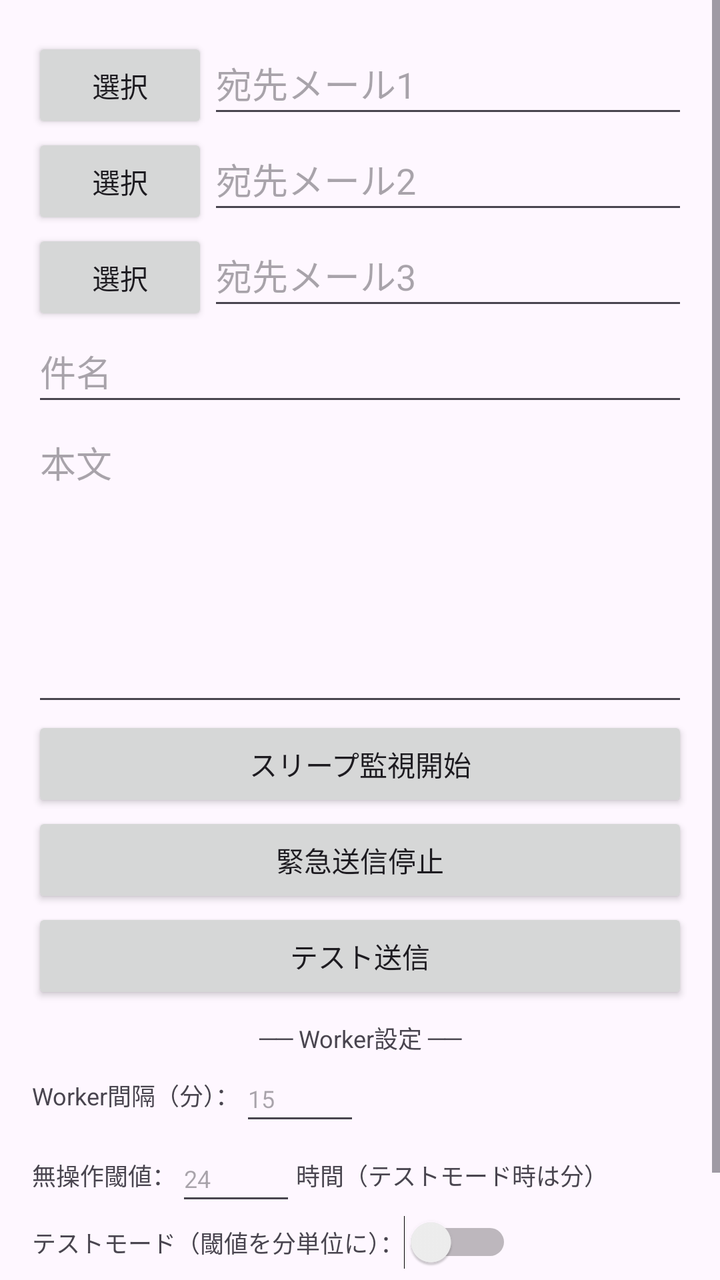
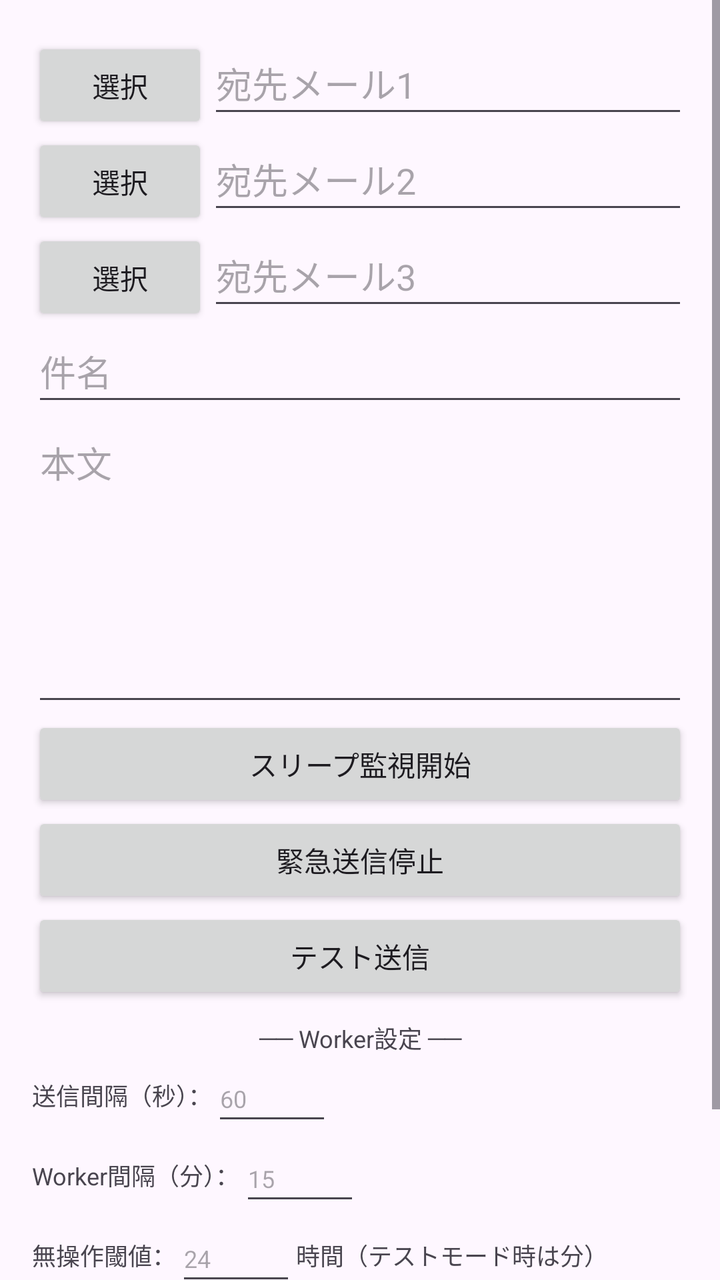

Before-and-after screenshots of an Android layout around one commit, followed by the original layout XML and the change that was made.
<!-- AndroidManifest.xml: activity theme Theme.SleepAlertApp -->
<!-- res/layout/activity_main.xml -->
<ScrollView
    xmlns:android="http://schemas.android.com/apk/res/android"
    xmlns:tools="http://schemas.android.com/tools"
    android:layout_width="match_parent"
    android:layout_height="match_parent"
    tools:context=".MainActivity">

    <LinearLayout
        android:layout_width="match_parent"
        android:layout_height="wrap_content"
        android:orientation="vertical"
        android:padding="16dp">

        
        <LinearLayout
            android:layout_width="match_parent"
            android:layout_height="wrap_content"
            android:orientation="horizontal">

            <Button
                android:id="@+id/buttonSelect1"
                android:layout_width="wrap_content"
                android:layout_height="wrap_content"
                android:text="選択" />

            <EditText
                android:id="@+id/editTextTo1"
                android:layout_width="0dp"
                android:layout_height="48dp"
                android:layout_weight="1"
                android:hint="宛先メール1"
                android:inputType="textEmailAddress" />
        </LinearLayout>

        
        <LinearLayout
            android:layout_width="match_parent"
            android:layout_height="wrap_content"
            android:orientation="horizontal">

            <Button
                android:id="@+id/buttonSelect2"
                android:layout_width="wrap_content"
                android:layout_height="wrap_content"
                android:text="選択" />

            <EditText
                android:id="@+id/editTextTo2"
                android:layout_width="0dp"
                android:layout_height="48dp"
                android:layout_weight="1"
                android:hint="宛先メール2"
                android:inputType="textEmailAddress" />
        </LinearLayout>

        
        <LinearLayout
            android:layout_width="match_parent"
            android:layout_height="wrap_content"
            android:orientation="horizontal">

            <Button
                android:id="@+id/buttonSelect3"
                android:layout_width="wrap_content"
                android:layout_height="wrap_content"
                android:text="選択" />

            <EditText
                android:id="@+id/editTextTo3"
                android:layout_width="0dp"
                android:layout_height="48dp"
                android:layout_weight="1"
                android:hint="宛先メール3"
                android:inputType="textEmailAddress" />
        </LinearLayout>

        
        <EditText
            android:id="@+id/editTextSubject"
            android:layout_width="match_parent"
            android:layout_height="48dp"
            android:hint="件名" />

        
        <EditText
            android:id="@+id/editTextBody"
            android:layout_width="match_parent"
            android:layout_height="150dp"
            android:hint="本文"
            android:gravity="top"
            android:inputType="textMultiLine" />

        
        <Button
            android:id="@+id/buttonStart"
            android:layout_width="match_parent"
            android:layout_height="wrap_content"
            android:minHeight="48dp"
            android:text="スリープ監視開始" />

        
        <Button
            android:id="@+id/buttonStop"
            android:layout_width="match_parent"
            android:layout_height="wrap_content"
            android:minHeight="48dp"
            android:text="緊急送信停止" />

        
        <Button
            android:id="@+id/buttonTestSend"
            android:layout_width="match_parent"
            android:layout_height="wrap_content"
            android:minHeight="48dp"
            android:text="テスト送信" />

        
        <TextView
            android:layout_width="match_parent"
            android:layout_height="wrap_content"
            android:text="── Worker設定 ──"
            android:gravity="center"
            android:layout_marginTop="8dp"
            android:textSize="12sp" />

        
        <LinearLayout
            android:layout_width="match_parent"
            android:layout_height="wrap_content"
            android:orientation="horizontal">

            <TextView
                android:layout_width="wrap_content"
                android:layout_height="wrap_content"
                android:text="Worker間隔（分）："
                android:textSize="12sp"
                android:layout_gravity="center_vertical" />

            <EditText
                android:id="@+id/editTextWorkerInterval"
                android:layout_width="60dp"
                android:layout_height="40dp"
                android:textSize="12sp"
                android:inputType="number"
                android:hint="15" />
        </LinearLayout>

        
        <LinearLayout
            android:layout_width="match_parent"
            android:layout_height="wrap_content"
            android:orientation="horizontal">

            <TextView
                android:layout_width="wrap_content"
                android:layout_height="wrap_content"
                android:text="無操作閾値："
                android:textSize="12sp"
                android:layout_gravity="center_vertical" />

            <EditText
                android:id="@+id/editTextThreshold"
                android:layout_width="60dp"
                android:layout_height="40dp"
                android:textSize="12sp"
                android:inputType="number"
                android:hint="24" />

            <TextView
                android:layout_width="wrap_content"
                android:layout_height="wrap_content"
                android:text="時間（テストモード時は分）"
                android:textSize="12sp"
                android:layout_gravity="center_vertical" />
        </LinearLayout>

        
        <LinearLayout
            android:layout_width="match_parent"
            android:layout_height="wrap_content"
            android:orientation="horizontal">

            <TextView
                android:layout_width="wrap_content"
                android:layout_height="wrap_content"
                android:text="テストモード（閾値を分単位に）："
                android:textSize="12sp"
                android:layout_gravity="center_vertical" />

            <Switch
                android:id="@+id/switchTestMode"
                android:layout_width="wrap_content"
                android:layout_height="wrap_content" />
        </LinearLayout>

        <Button
            android:id="@+id/buttonSaveWorkerSettings"
            android:layout_width="match_parent"
            android:layout_height="wrap_content"
            android:minHeight="48dp"
            android:textSize="12sp"
            android:text="Worker設定を保存" />

    </LinearLayout>
</ScrollView>
<!-- resources referenced by this layout -->
<resources>
  <style name="Theme.SleepAlertApp" parent="Base.Theme.SleepAlertApp" />
  <style name="Base.Theme.SleepAlertApp" parent="Theme.Material3.DayNight.NoActionBar">
          
          
      </style>
</resources>

<!-- the commit's change to res/layout/activity_main.xml (unified diff, before → after) -->
@@ -132,6 +132,28 @@
             <TextView
                 android:layout_width="wrap_content"
                 android:layout_height="wrap_content"
+                android:text="送信間隔（秒）："
+                android:textSize="12sp"
+                android:layout_gravity="center_vertical" />
+
+            <EditText
+                android:id="@+id/editTextSendInterval"
+                android:layout_width="60dp"
+                android:layout_height="40dp"
+                android:textSize="12sp"
+                android:inputType="number"
+                android:hint="60" />
+        </LinearLayout>
+
+        
+        <LinearLayout
+            android:layout_width="match_parent"
+            android:layout_height="wrap_content"
+            android:orientation="horizontal">
+
+            <TextView
+                android:layout_width="wrap_content"
+                android:layout_height="wrap_content"
                 android:text="Worker間隔（分）："
                 android:textSize="12sp"
                 android:layout_gravity="center_vertical" />
@@ -199,7 +221,7 @@
             android:layout_height="wrap_content"
             android:minHeight="48dp"
             android:textSize="12sp"
-            android:text="Worker設定を保存" />
+            android:text="設定を保存" />
 
     </LinearLayout>
 </ScrollView>
